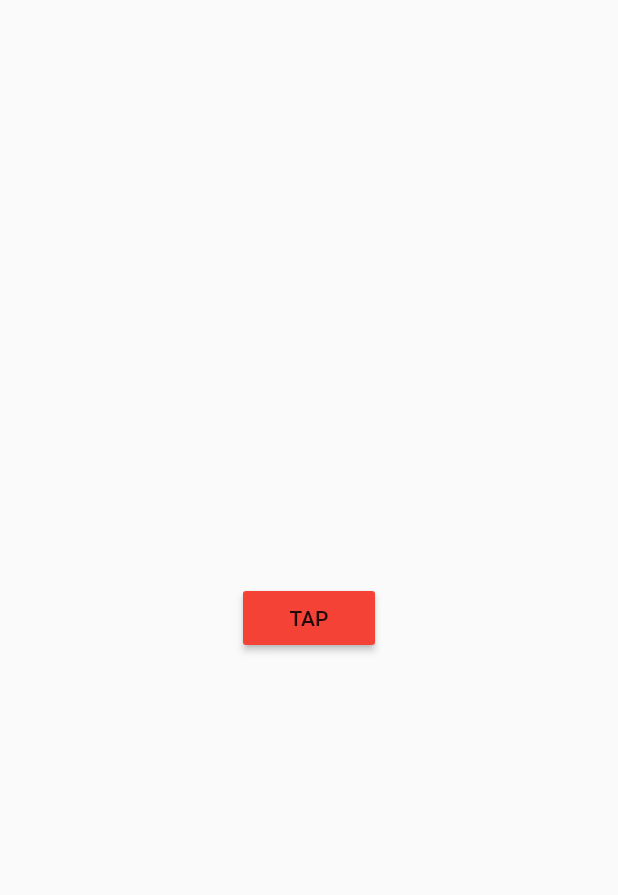
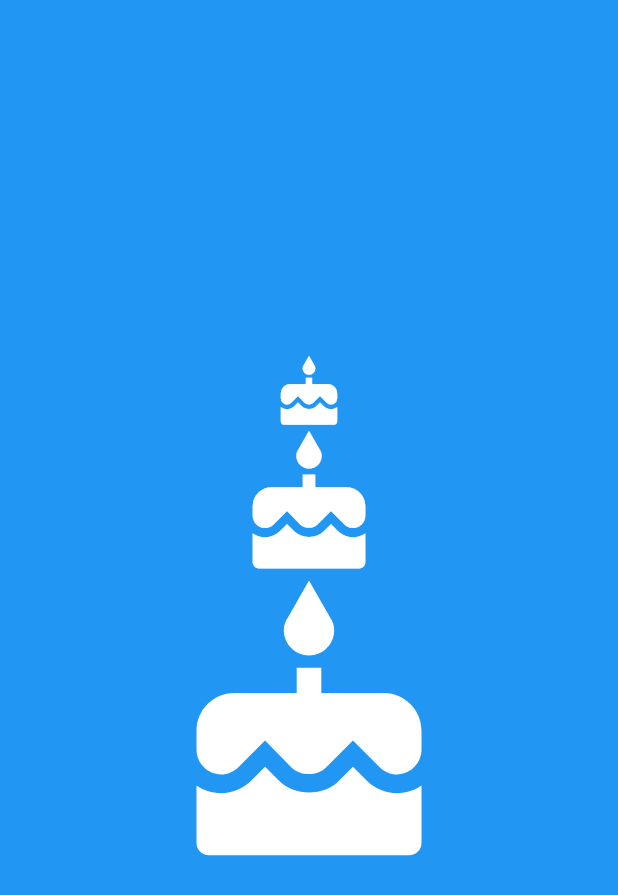
Before and after one commit to fidoogle/test-flutter-web, a Flutter app: the screen it shows after launch, on a phone screen of 412 x 824 dp. Shown: the top 895 px of the screen. Run offline on Flutter 3.47's test engine with Material 2 defaults, Android fonts, the light colour scheme and no system bars.

Commit message:
L13: Flex Layout

```diff
--- a/lib/main.dart
+++ b/lib/main.dart
@@ -9,14 +9,19 @@ class MyApp extends StatelessWidget {
   Widget build(BuildContext context) {
     return MaterialApp(
       home: Scaffold(
-        body: Center(
-          child: RaisedButton(
-            child: Text('TAP'),
-            color: Colors.red,
-            hoverColor: Colors.cyan,
-            onPressed: () => print('pressed!'),
-          ),
-        ),
+        body: Container(
+          color: Colors.blue,
+          padding: EdgeInsets.all(16),
+          child: Column(
+            mainAxisAlignment: MainAxisAlignment.center,
+            crossAxisAlignment: CrossAxisAlignment.stretch,
+            children: <Widget>[
+              Icon(Icons.cake, color: Colors.white, size: 50,),
+              Icon(Icons.cake, color: Colors.white, size: 100,),
+              Icon(Icons.cake, color: Colors.white, size: 200,),
+            ],
+          )
+        )
       ),
     );
   }
```
